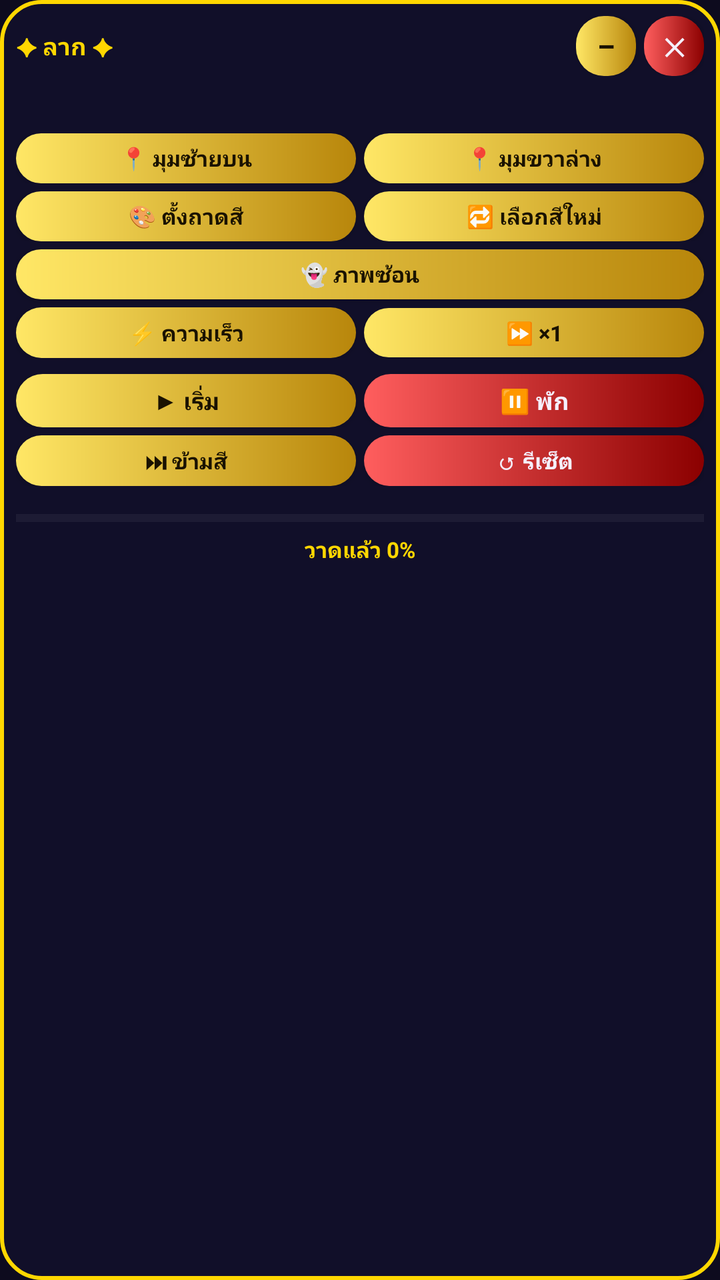
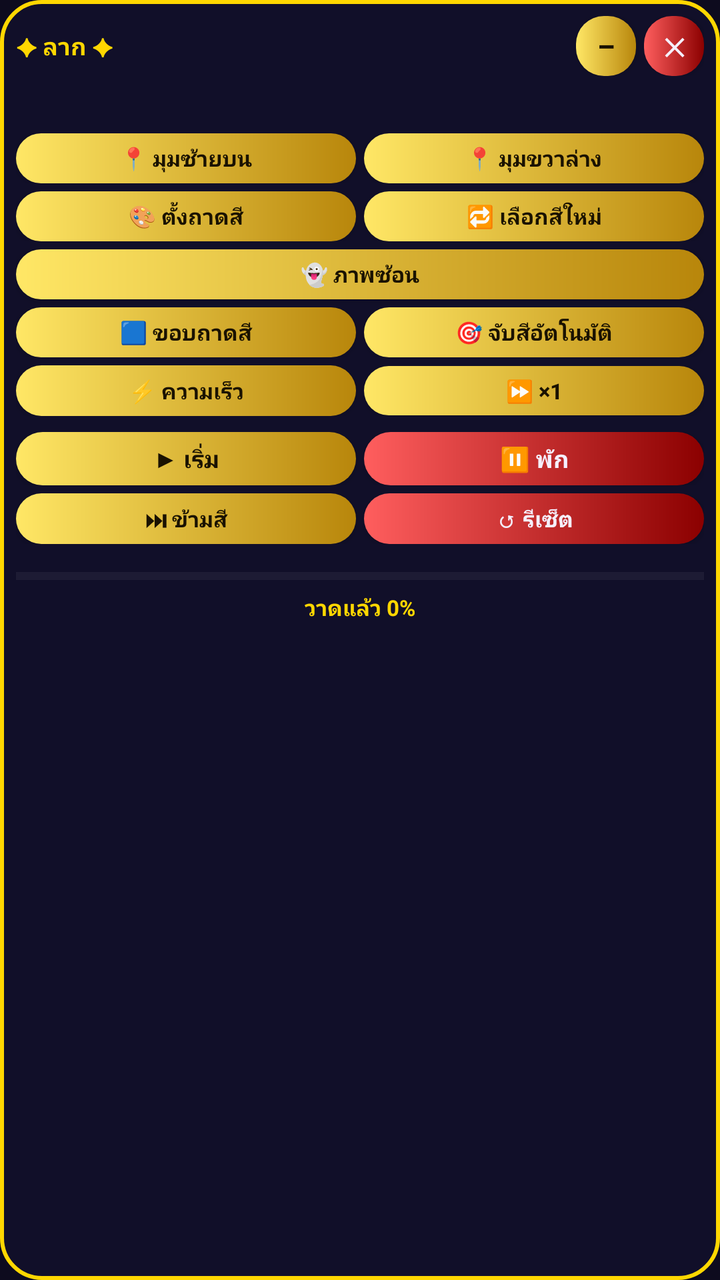

Two renders of the same Android screen: before a commit and after it. Below are the layout's source before the change and the commit's diff.
<!-- AndroidManifest.xml: application theme Theme.PixelAutoDrawer -->
<!-- res/layout/overlay_panel.xml -->
<?xml version="1.0" encoding="utf-8"?>
<LinearLayout xmlns:android="http://schemas.android.com/apk/res/android"
    android:layout_width="wrap_content"
    android:layout_height="wrap_content"
    android:background="@drawable/bg_panel"
    android:orientation="vertical"
    android:padding="8dp">

    <LinearLayout
        android:id="@+id/dragHandle"
        android:layout_width="match_parent"
        android:layout_height="wrap_content"
        android:gravity="center_vertical"
        android:orientation="horizontal"
        android:paddingBottom="6dp">

        <TextView
            android:layout_width="0dp"
            android:layout_height="wrap_content"
            android:layout_weight="1"
            android:text="✦ ลาก ✦"
            android:textColor="@color/gold"
            android:textSize="12sp"
            android:textStyle="bold" />

        <Button
            android:id="@+id/btnMin"
            style="@style/GoldButton"
            android:layout_width="30dp"
            android:layout_height="30dp"
            android:minHeight="0dp"
            android:padding="0dp"
            android:text="–"
            android:textSize="14sp" />

        <Button
            android:id="@+id/btnClose"
            style="@style/RedButton"
            android:layout_width="30dp"
            android:layout_height="30dp"
            android:layout_marginStart="4dp"
            android:minHeight="0dp"
            android:padding="0dp"
            android:text="✕"
            android:textSize="12sp" />
    </LinearLayout>

    <TextView
        android:id="@+id/tvStatus"
        android:layout_width="match_parent"
        android:layout_height="wrap_content"
        android:layout_marginBottom="4dp"
        android:textColor="@color/light"
        android:textSize="11sp" />

    <LinearLayout
        android:layout_width="match_parent"
        android:layout_height="wrap_content"
        android:layout_marginTop="4dp"
        android:orientation="horizontal">

        <Button
            android:id="@+id/btnSetTopLeft"
            style="@style/GoldButton"
            android:layout_width="0dp"
            android:layout_height="wrap_content"
            android:layout_weight="1"
            android:minHeight="0dp"
            android:paddingTop="5dp"
            android:paddingBottom="5dp"
            android:text="📍 มุมซ้ายบน"
            android:textSize="11sp" />

        <Button
            android:id="@+id/btnSetBottomRight"
            style="@style/GoldButton"
            android:layout_width="0dp"
            android:layout_height="wrap_content"
            android:layout_marginStart="4dp"
            android:layout_weight="1"
            android:minHeight="0dp"
            android:paddingTop="5dp"
            android:paddingBottom="5dp"
            android:text="📍 มุมขวาล่าง"
            android:textSize="11sp" />
    </LinearLayout>

    <LinearLayout
        android:layout_width="match_parent"
        android:layout_height="wrap_content"
        android:layout_marginTop="4dp"
        android:orientation="horizontal">

        <Button
            android:id="@+id/btnSetPalette"
            style="@style/GoldButton"
            android:layout_width="0dp"
            android:layout_height="wrap_content"
            android:layout_weight="1"
            android:minHeight="0dp"
            android:paddingTop="5dp"
            android:paddingBottom="5dp"
            android:text="🎨 ตั้งถาดสี"
            android:textSize="11sp" />

        <Button
            android:id="@+id/btnReselect"
            style="@style/GoldButton"
            android:layout_width="0dp"
            android:layout_height="wrap_content"
            android:layout_marginStart="4dp"
            android:layout_weight="1"
            android:minHeight="0dp"
            android:paddingTop="5dp"
            android:paddingBottom="5dp"
            android:text="🔁 เลือกสีใหม่"
            android:textSize="11sp" />
    </LinearLayout>

    <Button
        android:id="@+id/btnGhost"
        style="@style/GoldButton"
        android:layout_width="match_parent"
        android:layout_height="wrap_content"
        android:layout_marginTop="4dp"
        android:minHeight="0dp"
        android:paddingTop="5dp"
        android:paddingBottom="5dp"
        android:text="👻 ภาพซ้อน"
        android:textSize="11sp" />

    <LinearLayout
        android:layout_width="match_parent"
        android:layout_height="wrap_content"
        android:layout_marginTop="4dp"
        android:orientation="horizontal">

        <Button
            android:id="@+id/btnSpeed"
            style="@style/GoldButton"
            android:layout_width="0dp"
            android:layout_height="wrap_content"
            android:layout_weight="1"
            android:minHeight="0dp"
            android:paddingTop="5dp"
            android:paddingBottom="5dp"
            android:text="⚡ ความเร็ว"
            android:textSize="11sp" />

        <Button
            android:id="@+id/btnMult"
            style="@style/GoldButton"
            android:layout_width="0dp"
            android:layout_height="wrap_content"
            android:layout_marginStart="4dp"
            android:layout_weight="1"
            android:minHeight="0dp"
            android:paddingTop="5dp"
            android:paddingBottom="5dp"
            android:text="⏩ ×1"
            android:textSize="11sp" />
    </LinearLayout>

    <LinearLayout
        android:layout_width="match_parent"
        android:layout_height="wrap_content"
        android:layout_marginTop="8dp"
        android:orientation="horizontal">

        <Button
            android:id="@+id/btnStart"
            style="@style/GoldButton"
            android:layout_width="0dp"
            android:layout_height="wrap_content"
            android:layout_weight="1"
            android:minHeight="0dp"
            android:paddingTop="5dp"
            android:paddingBottom="5dp"
            android:text="▶ เริ่ม"
            android:textSize="12sp" />

        <Button
            android:id="@+id/btnStop"
            style="@style/RedButton"
            android:layout_width="0dp"
            android:layout_height="wrap_content"
            android:layout_marginStart="4dp"
            android:layout_weight="1"
            android:minHeight="0dp"
            android:paddingTop="5dp"
            android:paddingBottom="5dp"
            android:text="⏸ พัก"
            android:textSize="12sp" />
    </LinearLayout>

    <LinearLayout
        android:layout_width="match_parent"
        android:layout_height="wrap_content"
        android:layout_marginTop="4dp"
        android:orientation="horizontal">

        <Button
            android:id="@+id/btnSkip"
            style="@style/GoldButton"
            android:layout_width="0dp"
            android:layout_height="wrap_content"
            android:layout_weight="1"
            android:minHeight="0dp"
            android:paddingTop="5dp"
            android:paddingBottom="5dp"
            android:text="⏭ ข้ามสี"
            android:textSize="11sp" />

        <Button
            android:id="@+id/btnReset"
            style="@style/RedButton"
            android:layout_width="0dp"
            android:layout_height="wrap_content"
            android:layout_marginStart="4dp"
            android:layout_weight="1"
            android:minHeight="0dp"
            android:paddingTop="5dp"
            android:paddingBottom="5dp"
            android:text="↺ รีเซ็ต"
            android:textSize="11sp" />
    </LinearLayout>

    <ProgressBar
        android:id="@+id/progressBar"
        style="?android:attr/progressBarStyleHorizontal"
        android:layout_width="match_parent"
        android:layout_height="wrap_content"
        android:layout_marginTop="8dp"
        android:max="100"
        android:progress="0"
        android:progressBackgroundTint="#33FFFFFF"
        android:progressTint="@color/gold" />

    <TextView
        android:id="@+id/tvProgress"
        android:layout_width="match_parent"
        android:layout_height="wrap_content"
        android:gravity="center"
        android:text="วาดแล้ว 0%"
        android:textColor="@color/gold"
        android:textSize="11sp"
        android:textStyle="bold" />
</LinearLayout>
<!-- resources referenced by this layout -->
<resources>
  <color name="gold">#FFD700</color>
  <color name="light">#F5F0FF</color>
  <!-- drawable bg_panel (drawable) -->
  <?xml version="1.0" encoding="utf-8"?>
  <shape xmlns:android="http://schemas.android.com/apk/res/android"
      android:shape="rectangle">
      <solid android:color="#EE120F2A" />
      <stroke android:width="2dp" android:color="@color/gold" />
      <corners android:radius="20dp" />
  </shape>
  <style name="GoldButton">
          <item name="android:background">@drawable/btn_gold</item>
          <item name="android:textColor">@color/ink</item>
          <item name="android:textStyle">bold</item>
          <item name="android:textAllCaps">false</item>
          <item name="android:minHeight">48dp</item>
      </style>
  <style name="RedButton" parent="GoldButton">
          <item name="android:background">@drawable/btn_red</item>
          <item name="android:textColor">@color/light</item>
      </style>
  <style name="Theme.PixelAutoDrawer" parent="Theme.AppCompat.DayNight.NoActionBar">
          <item name="colorPrimary">@color/gold_dark</item>
          <item name="colorAccent">@color/gold</item>
          <item name="android:statusBarColor">#0D0B1E</item>
          <item name="android:windowBackground">#0D0B1E</item>
      </style>
  <!-- drawable btn_gold (drawable) -->
  <?xml version="1.0" encoding="utf-8"?>
  <ripple xmlns:android="http://schemas.android.com/apk/res/android"
      android:color="#FFF8DC">
      <item>
          <shape android:shape="rectangle">
              <gradient
                  android:angle="0"
                  android:startColor="#FFE766"
                  android:endColor="#B8860B" />
              <corners android:radius="14dp" />
          </shape>
      </item>
  </ripple>
  <color name="ink">#1A1200</color>
  <!-- drawable btn_red (drawable) -->
  <?xml version="1.0" encoding="utf-8"?>
  <ripple xmlns:android="http://schemas.android.com/apk/res/android"
      android:color="#FFCCCC">
      <item>
          <shape android:shape="rectangle">
              <gradient
                  android:angle="0"
                  android:startColor="@color/danger"
                  android:endColor="@color/danger_dark" />
              <corners android:radius="14dp" />
          </shape>
      </item>
  </ripple>
  <color name="gold_dark">#B8860B</color>
  <color name="danger">#FF5E5E</color>
  <color name="danger_dark">#8B0000</color>
</resources>

<!-- the commit's change to res/layout/overlay_panel.xml (unified diff, before → after) -->
@@ -136,6 +136,38 @@
         android:orientation="horizontal">
 
         <Button
+            android:id="@+id/btnPalArea"
+            style="@style/GoldButton"
+            android:layout_width="0dp"
+            android:layout_height="wrap_content"
+            android:layout_weight="1"
+            android:minHeight="0dp"
+            android:paddingTop="5dp"
+            android:paddingBottom="5dp"
+            android:text="🟦 ขอบถาดสี"
+            android:textSize="11sp" />
+
+        <Button
+            android:id="@+id/btnPalAuto"
+            style="@style/GoldButton"
+            android:layout_width="0dp"
+            android:layout_height="wrap_content"
+            android:layout_marginStart="4dp"
+            android:layout_weight="1"
+            android:minHeight="0dp"
+            android:paddingTop="5dp"
+            android:paddingBottom="5dp"
+            android:text="🎯 จับสีอัตโนมัติ"
+            android:textSize="11sp" />
+    </LinearLayout>
+
+    <LinearLayout
+        android:layout_width="match_parent"
+        android:layout_height="wrap_content"
+        android:layout_marginTop="4dp"
+        android:orientation="horizontal">
+
+        <Button
             android:id="@+id/btnSpeed"
             style="@style/GoldButton"
             android:layout_width="0dp"
